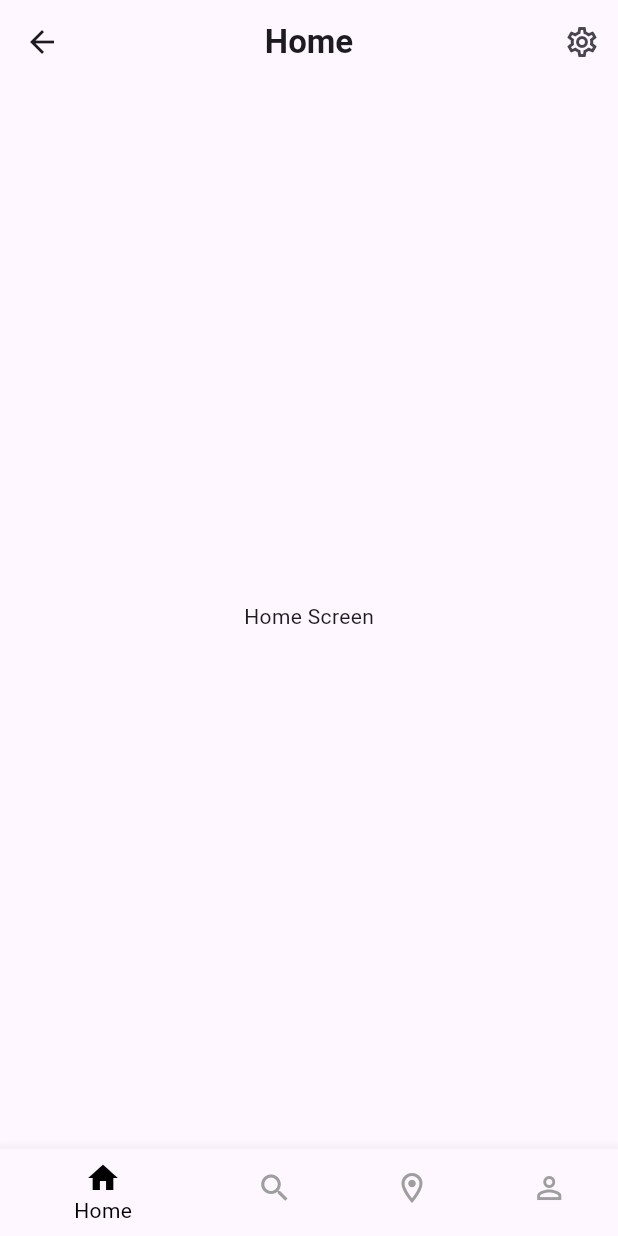
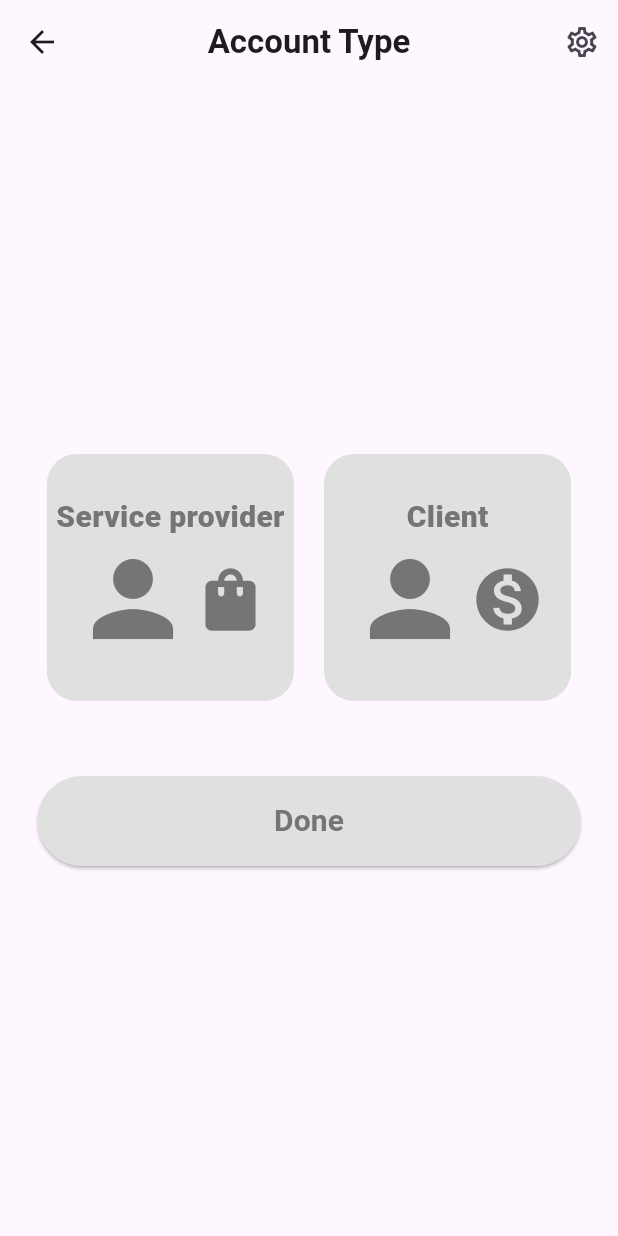
Before and after one commit to salimbougrinat/nozhati, a Flutter app: the screen it shows after launch, after a tap on "Sign-up", on a phone screen of 412 x 824 dp. Run offline on Flutter 3.47's test engine with Material 3 defaults, Android fonts, the phone set to English and light mode, and no system bars.

Commit message:
Add AccountTypeScreen for user account selection and update navigation flow

```diff
--- a/lib/main.dart
+++ b/lib/main.dart
@@ -1,4 +1,5 @@
 import 'package:flutter/material.dart';
+import 'package:nozhati/screen/authentication/accounttype_screen.dart';
 import 'package:nozhati/screen/authentication/signin_screen.dart';
 import 'package:nozhati/screen/authentication/signup_screen.dart';
 import 'package:nozhati/screen/home/home_screen.dart';
@@ -27,6 +28,7 @@ class MyApp extends StatelessWidget {
         'map_screen': (context) => const MapScreen(),
         'profile_screen': (context) => const ProfileScreen(),
         'profileedit_screen': (context) => const ProfileEditScreen(),
+        'accounttype_screen': (context) => const AccountTypeScreen(),
       },
     );
   }
--- /dev/null
+++ b/lib/screen/authentication/accounttype_screen.dart
@@ -0,0 +1,130 @@
+import 'package:flutter/material.dart';
+import 'package:nozhati/shared/widget/appbar_widget.dart';
+import 'package:nozhati/shared/widget/button_widget.dart';
+
+enum AccountType { serviceProvider, client }
+
+class AccountTypeScreen extends StatefulWidget {
+  const AccountTypeScreen({super.key});
+
+  @override
+  State<AccountTypeScreen> createState() => _AccountTypeScreenState();
+}
+
+class _AccountTypeScreenState extends State<AccountTypeScreen> {
+  AccountType? _selectedAccountType;
+  @override
+  Widget build(BuildContext context) {
+    return Scaffold(
+      appBar: AppBarWidget(title: "Account Type", onPressed: () => Navigator.of(context).pushReplacementNamed("signup_screen")),
+      body: Padding(
+        padding: EdgeInsets.all(25),
+        child: Center(
+          child: Column(
+            spacing: 50,
+            mainAxisAlignment: MainAxisAlignment.center,
+            children: [
+              Row(
+                spacing: 20,
+                mainAxisAlignment: MainAxisAlignment.center,
+                children: [
+                  AccountTypeWidget(
+                    title: 'Service provider',
+                    icontype: Icons.shopping_bag,
+                    accountType: AccountType.serviceProvider,
+                    groupValue: _selectedAccountType ?? AccountType.client,
+                    onChanged: (AccountType? value) {
+                      setState(() {
+                        _selectedAccountType = value;
+                      });
+                    },
+                  ),
+                  AccountTypeWidget(
+                    title: 'Client',
+                    icontype: Icons.monetization_on,
+                    accountType: AccountType.client,
+                    groupValue: _selectedAccountType,
+                    onChanged: (AccountType? value) {
+                      setState(() {
+                        _selectedAccountType = value;
+                      });
+                    },
+                  ),
+                ],
+              ),
+              ButtonWidget(
+                backgroundColor: _selectedAccountType == null ? Colors.grey[300] : Colors.green,
+                foregroundColor: _selectedAccountType == null ? Colors.grey[600] : Colors.white,
+                size: Size(MediaQuery.of(context).size.width, 60),
+                label: "Done",
+                onPressed: () {
+                  Navigator.of(context).pushReplacementNamed("home_screen");
+                },
+              ),
+            ],
+          ),
+        ),
+      ),
+    );
+  }
+}
+
+class AccountTypeWidget extends StatelessWidget {
+  final String title;
+  final IconData icontype;
+  final AccountType accountType;
+  final AccountType? groupValue;
+  final ValueChanged<AccountType> onChanged;
+
+  const AccountTypeWidget({
+    super.key,
+    required this.title,
+    required this.icontype,
+    required this.accountType,
+    required this.groupValue,
+    required this.onChanged,
+  });
+
+  @override
+  Widget build(BuildContext context) {
+    return GestureDetector(
+      onTap: () => onChanged(accountType),
+      child: Container(
+        width: MediaQuery.of(context).size.width * 0.4,
+        height: MediaQuery.of(context).size.width * 0.4,
+        decoration: BoxDecoration(
+          color: groupValue == accountType ? Colors.green : Colors.grey[300],
+          borderRadius: BorderRadius.circular(20),
+        ),
+        child: Column(
+          mainAxisAlignment: MainAxisAlignment.center,
+          children: [
+            Text(
+              title,
+              style: TextStyle(
+                fontSize: 20,
+                fontWeight: FontWeight.w900,
+                color: groupValue == accountType ? Colors.white : Colors.grey[600],
+              ),
+            ),
+            Row(
+              mainAxisAlignment: MainAxisAlignment.center,
+              children: [
+                Icon(
+                  Icons.person,
+                  size: 80,
+                  color: groupValue == accountType ? Colors.white : Colors.grey[600],
+                ),
+                Icon(
+                  icontype,
+                  size: 50,
+                  color: groupValue == accountType ? Colors.white : Colors.grey[600],
+                ),
+              ],
+            ),
+          ],
+        ),
+      ),
+    );
+  }
+}
--- a/lib/screen/authentication/signup_screen.dart
+++ b/lib/screen/authentication/signup_screen.dart
@@ -62,10 +62,16 @@ class _SignupScreenState extends State<SignupScreen> {
                   onEditingComplete: () {},
                 ),
                 SizedBox(height: 10),
-                ButtonWidget(size: Size(MediaQuery.of(context).size.width,60), label: "Sign-up", onPressed: () {
-                  // Navigate to Home Screen
-                  Navigator.of(context).pushReplacementNamed('home_screen');
-                }),
+                ButtonWidget(
+                  size: Size(MediaQuery.of(context).size.width, 60),
+                  label: "Sign-up",
+                  onPressed: () {
+                    // Navigate to Home Screen
+                    Navigator.of(
+                      context,
+                    ).pushReplacementNamed('accounttype_screen');
+                  },
+                ),
                 SizedBox(height: 10),
                 Row(
                   mainAxisAlignment: MainAxisAlignment.center,
--- a/lib/screen/home/home_screen.dart
+++ b/lib/screen/home/home_screen.dart
@@ -21,7 +21,6 @@ class _HomeScreenState extends State<HomeScreen> {
   @override
   Widget build(BuildContext context) {
     return Scaffold(
-      appBar: AppBarWidget(title: "Home"),
       body: Center(
         child: Text('Home Screen'),
       ),
--- a/lib/screen/map/map_screen.dart
+++ b/lib/screen/map/map_screen.dart
@@ -18,7 +18,11 @@ class _MapScreenState extends State<MapScreen> {
     }
 
     return Scaffold(
-      appBar: AppBarWidget(title: "Map"),
+      appBar: AppBarWidget(
+        title: "Map",
+        onPressed:
+            () => Navigator.of(context).pushReplacementNamed("home_screen"),
+      ),
       body: Center(child: Text('Map Screen')),
       bottomNavigationBar: NavBarWidget(
         selectedIndex: selectedIndex,
--- a/lib/screen/profile/profile_screen.dart
+++ b/lib/screen/profile/profile_screen.dart
@@ -19,7 +19,10 @@ class _ProfileScreenState extends State<ProfileScreen> {
     }
 
     return Scaffold(
-      appBar: AppBarWidget(title: 'Profile'),
+      appBar: AppBarWidget(title: 'Profile',
+        onPressed:
+            () => Navigator.of(context).pushReplacementNamed("home_screen"),
+      ),
       body: SingleChildScrollView(
         child: Padding(
           padding: const EdgeInsets.all(20.0),
--- a/lib/screen/search/search_screen.dart
+++ b/lib/screen/search/search_screen.dart
@@ -18,7 +18,10 @@ class _SearchScreenState extends State<SearchScreen> {
     }
 
     return Scaffold(
-      appBar: AppBarWidget(title: "Search"),
+      appBar: AppBarWidget(title: "Search",
+        onPressed:
+            () => Navigator.of(context).pushReplacementNamed("home_screen"),
+      ),
       body: Center(child: Text('Search Screen')),
       bottomNavigationBar: NavBarWidget(
         selectedIndex: selectedIndex,
--- a/lib/shared/widget/appbar_widget.dart
+++ b/lib/shared/widget/appbar_widget.dart
@@ -3,17 +3,15 @@ import 'package:nozhati/screen/setting/setting_screen.dart';
 
 class AppBarWidget extends StatelessWidget implements PreferredSizeWidget {
   final String title;
-  const AppBarWidget({super.key, required this.title});
+  final VoidCallback? onPressed;
+  const AppBarWidget({super.key, required this.title, this.onPressed});
 
   @override
   Widget build(BuildContext context) {
     return AppBar(
       leading: IconButton(
         icon: Icon(Icons.arrow_back),
-        onPressed: () {
-          // Navigate back to the previous screen
-          Navigator.pop(context);
-        },
+        onPressed: onPressed ?? () => Navigator.pop(context),
       ),
       title: Text(title, style: TextStyle(fontWeight: FontWeight.bold)),
       centerTitle: true,
@@ -21,7 +19,6 @@ class AppBarWidget extends StatelessWidget implements PreferredSizeWidget {
         IconButton(
           icon: Icon(Icons.settings_outlined),
           onPressed: () {
-            // Navigate to the setting screen
             Navigator.push(
               context,
               MaterialPageRoute(builder: (context) => SettingScreen()),
--- a/lib/shared/widget/button_widget.dart
+++ b/lib/shared/widget/button_widget.dart
@@ -3,13 +3,17 @@ import 'package:flutter/material.dart';
 class ButtonWidget extends StatefulWidget {
   final String label;
   final Size? size;
+  late Color? backgroundColor;
+  late Color? foregroundColor;
   final void Function() onPressed;
 
-  const ButtonWidget({
+  ButtonWidget({
     super.key,
     required this.label,
     required this.onPressed,
     this.size,
+    this.backgroundColor,
+    this.foregroundColor,
   });
 
   @override
@@ -18,14 +22,25 @@ class ButtonWidget extends StatefulWidget {
 
 class _ButtonWidgetState extends State<ButtonWidget> {
   @override
+  void initState() {
+    super.initState();
+    if (widget.backgroundColor == null) {
+      setState(() {
+        widget.backgroundColor = Colors.green;
+        widget.foregroundColor = Colors.white;
+      });
+    }
+  }
+
+  @override
   Widget build(BuildContext context) {
     return SizedBox(
       child: ElevatedButton(
         onPressed: widget.onPressed,
         style: ElevatedButton.styleFrom(
           fixedSize: widget.size,
-          backgroundColor: Colors.green,
-          foregroundColor: Colors.white,
+          backgroundColor: widget.backgroundColor,
+          foregroundColor: widget.foregroundColor,
           padding: const EdgeInsets.symmetric(vertical: 15),
           shape: RoundedRectangleBorder(
             borderRadius: BorderRadius.circular(50),
```
